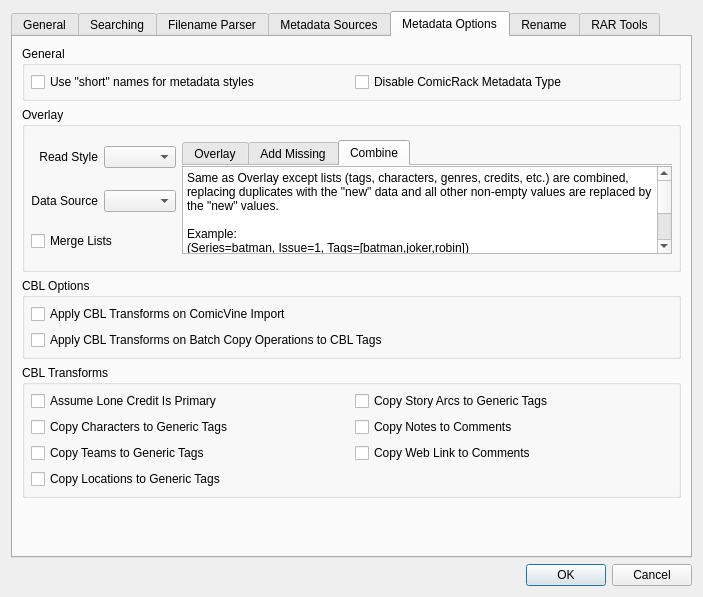
Before: the Qt Designer form comictaggerlib/ui/settingswindow.ui in comictagger/comictagger, drawn with Qt 5.
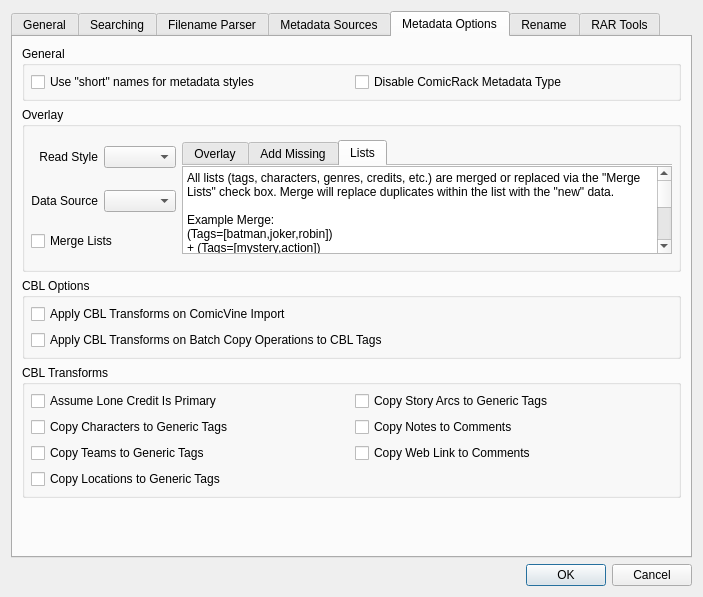
After: the same form once the commit is applied. The open tabs and pages were chosen to show the change.

Commit message: Remove combine overlay. Alter help messages in settings window and add lists message

Patch:
```diff
--- a/comictaggerlib/ui/settingswindow.ui
+++ b/comictaggerlib/ui/settingswindow.ui
@@ -808,7 +808,7 @@
               </widget>
               <widget class="QWidget" name="tCombine">
                <attribute name="title">
-                <string>Combine</string>
+                <string>Lists</string>
                </attribute>
                <layout class="QVBoxLayout" name="verticalLayout_10">
                 <property name="spacing">
@@ -829,12 +829,17 @@
                 <item>
                  <widget class="QPlainTextEdit" name="combineTextEdit">
                   <property name="plainText">
-                   <string>Same as Overlay except lists (tags, characters, genres, credits, etc.) are combined, replacing duplicates with the &quot;new&quot; data and all other non-empty values are replaced by the &quot;new&quot; values.
+                   <string>All lists (tags, characters, genres, credits, etc.) are merged or replaced via the &quot;Merge Lists&quot; check box. Merge will replace duplicates within the list with the &quot;new&quot; data.
 
-Example:
-(Series=batman, Issue=1, Tags=[batman,joker,robin])
-+ (Series=Batman, Publisher=DC Comics, Tags=[mystery,action])
-= (Series=Batman, Issue=1, Publisher=DC Comics, Tags=[batman,joker,robin,mystery,action])</string>
+Example Merge:
+(Tags=[batman,joker,robin])
++ (Tags=[mystery,action])
+= (Tags=[batman,joker,robin,mystery,action])
+
+Example Replace:
+(Tags=[batman,joker,robin])
++ (Tags=[mystery,action])
+= (Tags=[mystery,action])</string>
                   </property>
                   <property name="textInteractionFlags">
                    <set>Qt::TextSelectableByKeyboard|Qt::TextSelectableByMouse</set>
```
Left out of the diff: 13 changed lines with no effect on the pictures. The commit also changes 1 other file.
